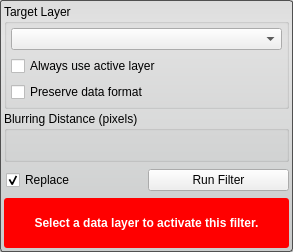
Qt form Interface/ToolInterface/DiscreteGaussianFilterInterface.ui (jessdtate/Seg3D) before a commit.
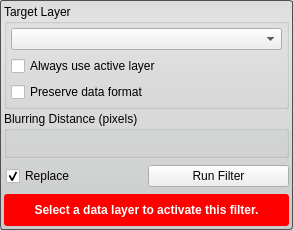
The same form after that commit. Custom widgets are drawn as their Qt base class.

Commit message: updates to the Cmake files to remove warnings on Externals updated the SingleTargetTool so that it can handle setting the validity properly for tools and filters that have more than one required combobox. updated all the tool and filter UI's

The edit to the form file:
```diff
--- a/Interface/ToolInterface/DiscreteGaussianFilterInterface.ui
+++ b/Interface/ToolInterface/DiscreteGaussianFilterInterface.ui
@@ -7,7 +7,7 @@
     <x>0</x>
     <y>0</y>
     <width>293</width>
-    <height>252</height>
+    <height>230</height>
    </rect>
   </property>
   <property name="sizePolicy">
@@ -193,6 +193,12 @@
        <height>32</height>
       </size>
      </property>
+     <property name="maximumSize">
+      <size>
+       <width>16777215</width>
+       <height>32</height>
+      </size>
+     </property>
      <property name="styleSheet">
       <string notr="true">QLabel#message_{
 	color: white;
```
The commit also changes 34 other files.
